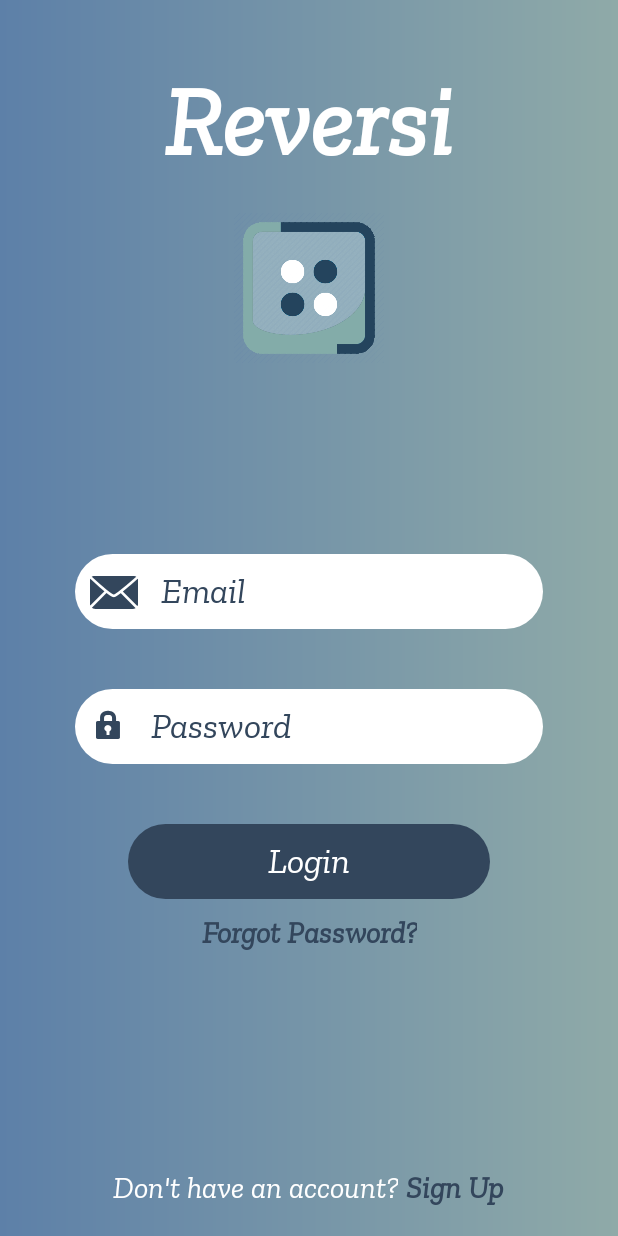
After one commit to Diogo-Almeida3/Reversi, an Android app: the LoginActivity screen opened directly, with no data from a screen before it, on a phone screen of 412 x 824 dp. The commit adds this screen. Run offline under Robolectric (Android 15) with nearby library versions, the phone set to English and light mode, and no system bars.

Commit message:
Interface Login Portait v1.0

```diff
--- a/app/build.gradle
+++ b/app/build.gradle
@@ -38,4 +38,5 @@ dependencies {
     implementation 'androidx.core:core-ktx:1.7.0'
     implementation 'androidx.appcompat:appcompat:1.3.1'
     implementation 'com.google.android.material:material:1.4.0'
+    implementation 'androidx.constraintlayout:constraintlayout:2.1.1'
 }
--- a/app/src/main/AndroidManifest.xml
+++ b/app/src/main/AndroidManifest.xml
@@ -8,16 +8,25 @@
         android:label="@string/app_name"
         android:roundIcon="@mipmap/ic_launcher_round"
         android:supportsRtl="true"
-        android:theme="@style/Theme.ReversiAmovTP" >
+        android:theme="@style/Theme.ReversiAmovTP">
+        <activity
+            android:name=".LoginActivity"
+            android:exported="false">
+<!--            <intent-filter>-->
+<!--                <action android:name="android.intent.action.MAIN" />-->
+
+<!--                <category android:name="android.intent.category.LAUNCHER" />-->
+<!--            </intent-filter>-->
+        </activity>
         <activity
             android:name=".activities.MenuActivity"
             android:exported="true">
             <intent-filter>
                 <action android:name="android.intent.action.MAIN" />
+
                 <category android:name="android.intent.category.LAUNCHER" />
             </intent-filter>
         </activity>
-
     </application>
 
 </manifest>
--- /dev/null
+++ b/app/src/main/java/pt/isec/amov/reversi/LoginActivity.kt
@@ -0,0 +1,11 @@
+package pt.isec.amov.reversi
+
+import androidx.appcompat.app.AppCompatActivity
+import android.os.Bundle
+
+class LoginActivity : AppCompatActivity() {
+    override fun onCreate(savedInstanceState: Bundle?) {
+        super.onCreate(savedInstanceState)
+        setContentView(R.layout.activity_login)
+    }
+}
--- /dev/null
+++ b/app/src/main/res/layout/activity_login.xml
@@ -0,0 +1,112 @@
+<?xml version="1.0" encoding="utf-8"?>
+<FrameLayout xmlns:android="http://schemas.android.com/apk/res/android"
+    android:layout_width="match_parent"
+    android:layout_height="match_parent"
+    xmlns:tools="http://schemas.android.com/tools"
+    tools:context=".activities.MenuActivity"
+    android:background="@drawable/custom_background">
+
+
+    <LinearLayout
+        android:layout_width="wrap_content"
+        android:layout_height="wrap_content"
+        android:orientation="vertical"
+        android:layout_gravity="center_horizontal"
+        android:layout_marginTop="20dp">
+
+        <TextView
+            android:layout_gravity="center_horizontal"
+            android:layout_margin="16dp"
+            android:padding="5dp"
+            android:textStyle="bold"
+            android:textSize="65sp"
+            android:textColor="@color/branco"
+            android:layout_width="wrap_content"
+            android:layout_height="wrap_content"
+            android:text="@string/reversi"
+            android:textAlignment="center"/>
+
+        <ImageView
+            android:layout_width="wrap_content"
+            android:layout_height="100dp"
+            android:src="@drawable/logo_reversi" />
+
+    </LinearLayout>
+
+    <LinearLayout
+        android:layout_width="match_parent"
+        android:layout_height="wrap_content"
+        android:layout_gravity="center_vertical"
+        android:orientation="vertical"
+        android:paddingVertical="20dp"
+        android:layout_marginTop="90dp">
+
+        <EditText
+            android:id="@+id/etLoginEmail"
+            android:hint="@string/etLoginHintEmail"
+            style="@style/EditTextLogin"
+            android:drawableStart="@android:drawable/ic_dialog_email"
+            android:inputType="textEmailAddress" />
+
+        <EditText
+            android:id="@+id/etLoginPassword"
+            style="@style/EditTextLogin"
+            android:drawableStart="@android:drawable/ic_lock_idle_lock"
+            android:hint="@string/etLoginHintPassword"
+            android:inputType="textPassword"
+            />
+
+        <Button
+            android:id="@+id/btnModo1"
+            style="@style/ButtonMenu"
+            android:layout_height="50dp"
+            android:paddingLeft="0dp"
+            android:paddingRight="0dp"
+            android:layout_marginBottom="10dp"
+            android:layout_marginHorizontal="85dp"
+            android:text="@string/btnLogin" />
+
+        <TextView
+            android:id="@+id/tvLoginForgotPass"
+            android:layout_gravity="center_horizontal"
+            android:textStyle="bold"
+            android:textSize="20sp"
+            android:textColor="@color/azul_marinho"
+            android:layout_width="wrap_content"
+            android:layout_height="wrap_content"
+            android:text="@string/tv_forgot_password_login"
+            android:textAlignment="center"/>
+
+    </LinearLayout>
+
+    <LinearLayout
+        android:layout_width="match_parent"
+        android:layout_height="wrap_content"
+        android:padding="20dp"
+        android:gravity="center"
+        android:id="@+id/tvLoginRegister"
+        android:layout_gravity="bottom">
+
+        <TextView
+            android:layout_gravity="center_horizontal"
+
+            android:textSize="20sp"
+            android:textColor="@color/branco"
+            android:layout_width="wrap_content"
+            android:layout_height="wrap_content"
+            android:layout_marginEnd="5dp"
+            android:text="@string/tv_don_t_have_an_account_login"
+            android:textAlignment="center"/>
+
+        <TextView
+            android:layout_gravity="center_horizontal"
+            android:textStyle="bold"
+            android:textSize="20sp"
+            android:textColor="@color/azul_marinho"
+            android:layout_width="wrap_content"
+            android:layout_height="wrap_content"
+            android:text="@string/tvRegisterLogin"
+            android:textAlignment="center"/>
+    </LinearLayout>
+
+</FrameLayout>
--- a/app/src/main/res/layout/activity_menu.xml
+++ b/app/src/main/res/layout/activity_menu.xml
@@ -12,7 +12,7 @@
         android:layout_height="wrap_content"
         android:orientation="vertical"
         android:layout_gravity="center_horizontal"
-        android:layout_marginVertical="20dp">
+        android:layout_marginTop="20dp">
 
     <TextView
         android:layout_gravity="center_horizontal"
@@ -28,12 +28,7 @@
 
         <ImageView
             android:layout_width="wrap_content"
-            android:layout_height="wrap_content"
-            android:maxHeight="100dp"
-            android:maxWidth="100dp"
-            android:scaleType="fitCenter"
-            android:layout_gravity="center"
-            android:adjustViewBounds="true"
+            android:layout_height="100dp"
             android:src="@drawable/logo_reversi" />
 
     </LinearLayout>
@@ -44,7 +39,7 @@
         android:layout_gravity="center_vertical"
         android:orientation="vertical"
         android:paddingVertical="20dp"
-        android:layout_marginTop="110dp">
+        android:layout_marginTop="90dp">
 
         <Button
             android:id="@+id/btnModo1"
--- a/app/src/main/res/values/strings.xml
+++ b/app/src/main/res/values/strings.xml
@@ -7,4 +7,10 @@
     <string name="twoPlayersOff">2 players (offline)</string>
     <string name="twoPlayersOn">2 players (online)</string>
     <string name="threePlayersOn">3 players (online)</string>
+    <string name="btnLogin">Login</string>
+    <string name="etLoginHintPassword">Password</string>
+    <string name="etLoginHintEmail" translatable="false">Email</string>
+    <string name="tvRegisterLogin">Sign Up</string>
+    <string name="tv_forgot_password_login">Forgot Password?</string>
+    <string name="tv_don_t_have_an_account_login">Don\'t have an account?</string>
 </resources>
--- a/app/src/main/res/values/themes.xml
+++ b/app/src/main/res/values/themes.xml
@@ -25,7 +25,7 @@
         <item name="android:layout_height">wrap_content</item>
         <item name="android:textColor">@color/branco</item>
         <item name="android:paddingRight">60dp</item>
-        <item name="android:textSize">24dp</item>
+        <item name="android:textSize">24sp</item>
         <item name="android:layout_marginLeft">50dp</item>
         <item name="android:layout_marginRight">50dp</item>
         <item name="android:layout_marginBottom">40dp</item>
@@ -38,10 +38,28 @@
         <item name="android:layout_height">wrap_content</item>
         <item name="android:textColor">@color/branco</item>
         <item name="android:paddingRight">60dp</item>
-        <item name="android:textSize">24dp</item>
+        <item name="android:textSize">24sp</item>
         <item name="android:layout_marginLeft">50dp</item>
         <item name="android:layout_marginRight">50dp</item>
         <item name="android:layout_marginTop">38dp</item>
         <item name="android:background">@drawable/rounded_corners</item>
     </style>
+
+    <style name="EditTextLogin">
+        <item name="backgroundColor">@color/branco</item>
+        <item name="android:background">@drawable/rounded_corners</item>
+        <item name="android:layout_marginBottom">40dp</item>
+        <item name="android:layout_marginLeft">50dp</item>
+        <item name="android:layout_marginRight">50dp</item>
+        <item name="android:layout_width">match_parent</item>
+        <item name="android:layout_height">50dp</item>
+        <item name="android:minHeight">48dp</item>
+        <item name="android:textColorHint">@color/azul_marinho</item>
+        <item name="android:backgroundTint">@color/branco</item>
+        <item name="drawableTint">@color/azul_marinho</item>
+        <item name="android:padding">10dp</item>
+        <item name="android:textSize">24sp</item>
+        <item name="textFillColor">@color/azul_marinho</item>
+        <item name="android:drawablePadding">15dp</item>
+    </style>
 </resources>
```
Also changed, not shown: 1 other file.
